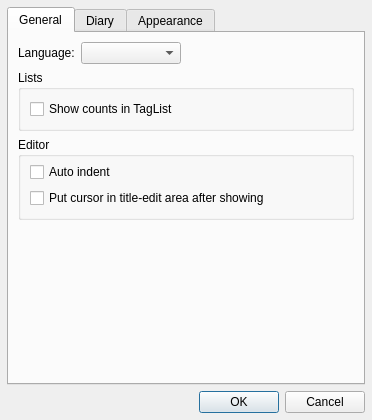
Above: hazama/ui/configdialog.ui from krrr/Hazama before the change. Below: the same form after it.
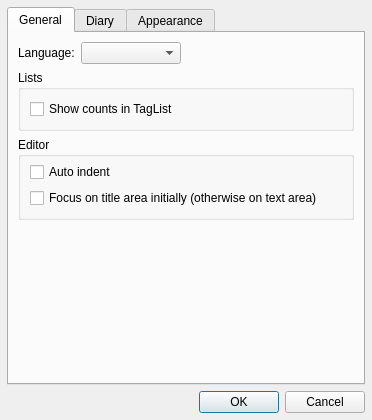
That is the form after the change. Icons and pictures are not drawn.

Commit message: More appropriate English expression in UI and Chinese Translation

Diff of the .ui file:
```diff
--- a/hazama/ui/configdialog.ui
+++ b/hazama/ui/configdialog.ui
@@ -117,7 +117,7 @@
           <item>
            <widget class="QCheckBox" name="tfocusCheck">
             <property name="text">
-             <string>Put cursor in title-edit area after showing</string>
+             <string>Focus on title area initially (otherwise on text area)</string>
             </property>
            </widget>
           </item>
```
Left out of the diff: 2 changed lines with no effect on the pictures. The commit also changes 4 other files.
